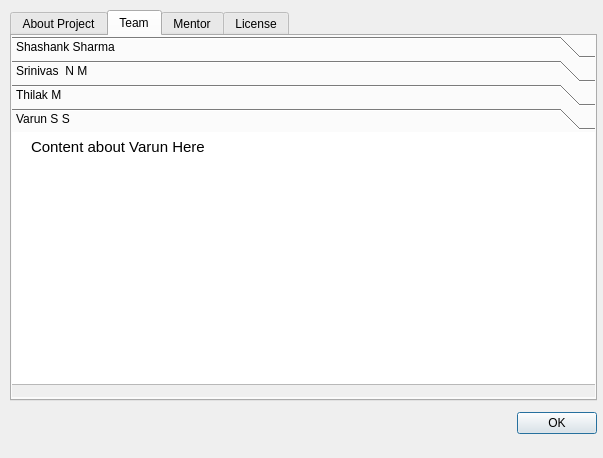
shashankrnr32/KannadaTTS-Application, file App/ui/AboutWindow.ui: the form before one commit.
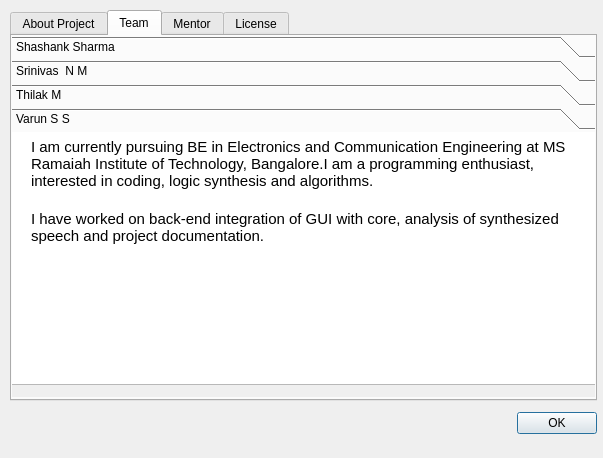
The form after the commit. The open tabs and pages were chosen to show the change. Icons and pictures are not drawn.

The edit to the form file:
```diff
--- a/App/ui/AboutWindow.ui
+++ b/App/ui/AboutWindow.ui
@@ -227,8 +227,8 @@
        <rect>
         <x>0</x>
         <y>0</y>
-        <width>98</width>
-        <height>28</height>
+        <width>587</width>
+        <height>253</height>
        </rect>
       </property>
       <attribute name="label">
@@ -253,7 +253,8 @@
 &lt;td&gt;
 &lt;p style=&quot; margin-top:0px; margin-bottom:0px; margin-left:0px; margin-right:0px; -qt-block-indent:0; text-indent:0px;&quot;&gt;&lt;img src=&quot;:/img/img/vss.jpg&quot; width=&quot;150&quot; height=&quot;150&quot; /&gt;&lt;/p&gt;&lt;/td&gt;
 &lt;td&gt;
-&lt;p style=&quot; margin-top:20px; margin-bottom:5px; margin-left:10px; margin-right:0px; -qt-block-indent:0; text-indent:0px;&quot;&gt;Content about Varun Here&lt;/p&gt;&lt;/td&gt;&lt;/tr&gt;&lt;/table&gt;&lt;/body&gt;&lt;/html&gt;</string>
+&lt;p style=&quot; margin-top:20px; margin-bottom:5px; margin-left:10px; margin-right:0px; -qt-block-indent:0; text-indent:0px;&quot;&gt;I am currently pursuing BE in Electronics and Communication Engineering at MS Ramaiah Institute of Technology, Bangalore.I am a programming enthusiast, interested in coding, logic synthesis and algorithms. &lt;/p&gt;
+&lt;p style=&quot; margin-top:20px; margin-bottom:5px; margin-left:10px; margin-right:0px; -qt-block-indent:0; text-indent:0px;&quot;&gt;I have worked on back-end integration of GUI with core, analysis of synthesized speech and project documentation. &lt;/p&gt;&lt;/td&gt;&lt;/tr&gt;&lt;/table&gt;&lt;/body&gt;&lt;/html&gt;</string>
        </property>
       </widget>
      </widget>
```
Left out of the diff: 2 changed lines with no effect on the pictures.
